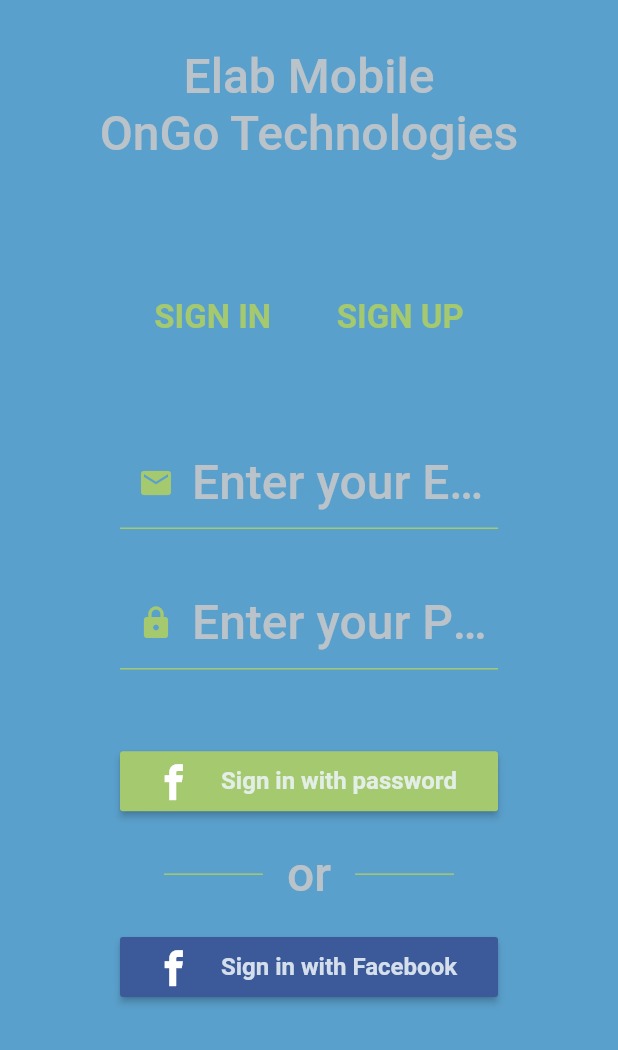
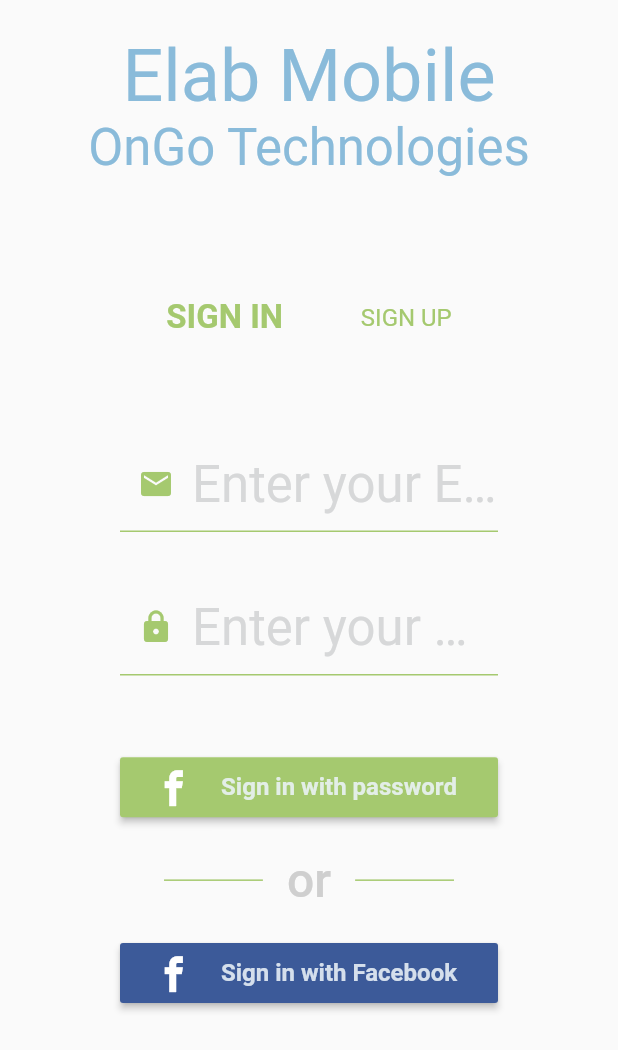
Before and after one commit to LUISURBM/flutter_app, a Flutter app: the screen it shows after launch, after a tap on "SIGN IN", on a phone screen of 412 x 824 dp. Shown: the top 1050 px of the screen. Run offline on Flutter 3.47's test engine with Material 2 defaults, Android fonts, the phone set to English and light mode, and no system bars; our stand-ins replace bloc, equatable, flutter_bloc, flutter_screenutil, get_it, mvc_pattern and 1 more; missing offline and left inert: flutter_facebook_login.

Commit message:
Updated styles

```diff
--- a/lib/auth/login/ui/login_page.dart
+++ b/lib/auth/login/ui/login_page.dart
@@ -63,7 +63,6 @@ class _LogInPageState extends StateMVC<LogInPage> {
           ..init(context);
     return Scaffold(
         resizeToAvoidBottomInset: false,
-        backgroundColor: Theme.of(context).backgroundColor,
         body: BlocProvider(
             builder: (context) => LoginBloc(),
             child: BlocBuilder<LoginBloc, LoginState>(builder: _buildWithLogin)));
@@ -112,7 +111,7 @@ class _LogInPageState extends StateMVC<LogInPage> {
                               style: BorderStyle.none,
                             ),
                             child: new Text(Controller.displaySignInMenuButton,
-                                style: true
+                                style: logIn
                                     ? TextStyle(
                                     fontSize: 22,
                                     color: Theme.of(context).accentColor,
@@ -128,7 +127,7 @@ class _LogInPageState extends StateMVC<LogInPage> {
                               style: BorderStyle.none,
                             ),
                             child: Text(Controller.displaySignUpMenuButton,
-                                style: true
+                                style: !logIn
                                     ? TextStyle(
                                     fontSize: 22,
                                     color: Theme.of(context).accentColor,
--- a/lib/ui/cutom_styles.dart
+++ b/lib/ui/cutom_styles.dart
@@ -4,15 +4,15 @@ import 'package:flutter/widgets.dart';
 
 class CustomTextStyle {
   static TextStyle formField(BuildContext context) {
-    return Theme.of(context).textTheme.title;
+    return Theme.of(context).textTheme.display1;
   }
 
   static TextStyle title(BuildContext context) {
-    return Theme.of(context).textTheme.title;
+    return Theme.of(context).primaryTextTheme.display2;
   }
 
   static TextStyle subTitle(BuildContext context) {
-    return Theme.of(context).textTheme.title;
+    return Theme.of(context).primaryTextTheme.display1;
   }
 
   static TextStyle button(BuildContext context) {
```
